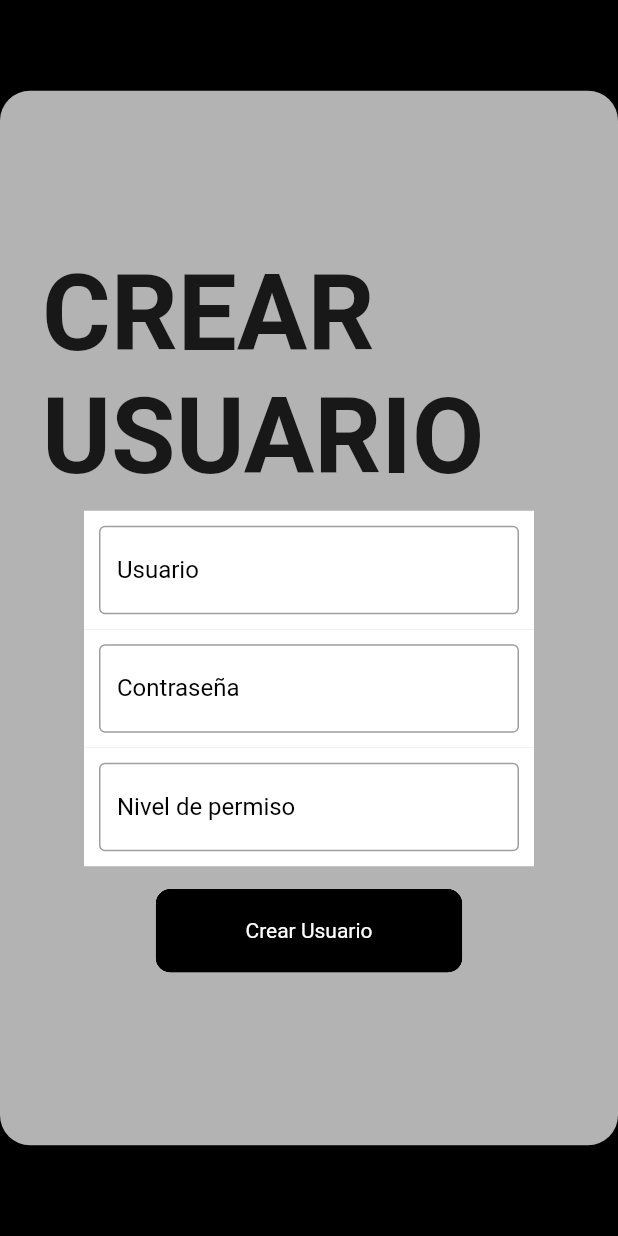
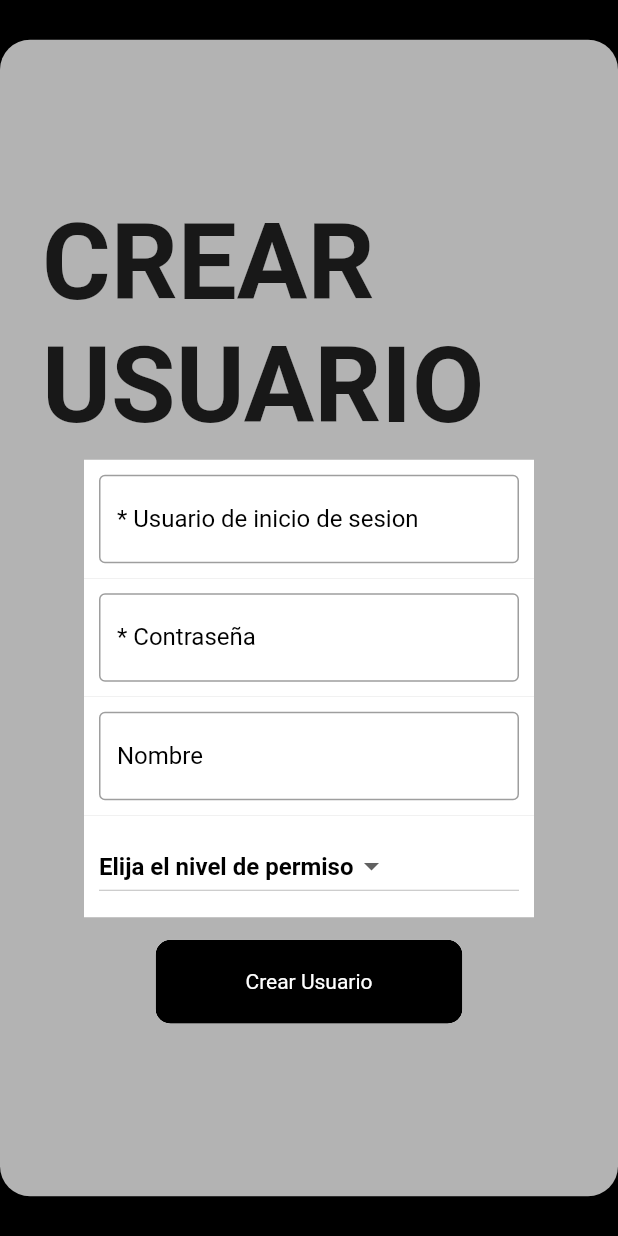
Before and after one commit to AleMancilla/taller-272-blog, a Flutter app: the CreateUserPage screen opened directly, on a phone screen of 412 x 824 dp. Run offline on Flutter 3.47's test engine with Material 2 defaults, Android fonts, the light colour scheme and no system bars; our stand-ins replace bloc, cloud_firestore, firebase_core, flutter_bloc, flutter_widget_from_html_core, shared_preferences; missing offline and left inert: fwfh_webview, status_alert, universal_html; accounts and stored records are empty; network calls fail.

Commit message:
style in pages

```diff
--- /dev/null
+++ b/lib/admin/presentation/widget/molecule/drop_down_list.dart
@@ -0,0 +1,50 @@
+import 'package:flutter/material.dart';
+
+class DropDownList extends StatefulWidget {
+  final TextEditingController controllerLevel;
+
+  const DropDownList({Key? key, required this.controllerLevel})
+      : super(key: key);
+  @override
+  _DropDownListState createState() => _DropDownListState();
+}
+
+class _DropDownListState extends State<DropDownList> {
+  String? _chosenValue;
+
+  @override
+  Widget build(BuildContext context) {
+    return Container(
+      color: Colors.white,
+      width: 300,
+      padding: const EdgeInsets.symmetric(horizontal: 10, vertical: 10),
+      child: DropdownButton<String>(
+        value: _chosenValue,
+        //elevation: 5,
+        style: const TextStyle(color: Colors.black),
+
+        items: <String>[
+          'ADMINISTRADOR',
+          'CREADOR',
+          'EDITOR',
+        ].map<DropdownMenuItem<String>>((String value) {
+          return DropdownMenuItem<String>(
+            value: value,
+            child: Text(value),
+          );
+        }).toList(),
+        hint: const Text(
+          "Elija el nivel de permiso",
+          style: TextStyle(
+              color: Colors.black, fontSize: 16, fontWeight: FontWeight.w600),
+        ),
+        onChanged: (String? value) {
+          setState(() {
+            _chosenValue = value;
+            widget.controllerLevel.text = value!;
+          });
+        },
+      ),
+    );
+  }
+}
--- a/lib/admin/presentation/widget/template/template_create_user.dart
+++ b/lib/admin/presentation/widget/template/template_create_user.dart
@@ -2,6 +2,7 @@ import 'package:blog_taller_base_de_datos/admin/data/models/user_model.dart';
 import 'package:blog_taller_base_de_datos/admin/presentation/widget/atom/atom_button_login.dart';
 import 'package:blog_taller_base_de_datos/admin/presentation/widget/atom/atom_input_text.dart';
 import 'package:blog_taller_base_de_datos/admin/presentation/widget/atom/atom_login_text.dart';
+import 'package:blog_taller_base_de_datos/admin/presentation/widget/molecule/drop_down_list.dart';
 import 'package:flutter/material.dart';
 
 class TemplateCreateUser extends StatelessWidget {
@@ -11,6 +12,7 @@ class TemplateCreateUser extends StatelessWidget {
 
   final TextEditingController controllerUser = TextEditingController();
   final TextEditingController controllerPass = TextEditingController();
+  final TextEditingController controllerName = TextEditingController();
   final TextEditingController controllerLevel = TextEditingController();
 
   @override
@@ -27,16 +29,21 @@ class TemplateCreateUser extends StatelessWidget {
           const AtomTextTitle(title: "CREAR USUARIO"),
           AtomInputText(
             controller: controllerUser,
-            labelText: 'Usuario',
+            labelText: '* Usuario de inicio de sesion ',
           ),
           AtomInputText(
             controller: controllerPass,
-            labelText: 'Contraseña',
+            labelText: '* Contraseña',
           ),
           AtomInputText(
-            controller: controllerLevel,
-            labelText: 'Nivel de permiso',
+            controller: controllerName,
+            labelText: 'Nombre',
           ),
+          // AtomInputText(
+          //   controller: controllerLevel,
+          //   labelText: '* Nivel de permiso',
+          // ),
+          DropDownList(controllerLevel: controllerLevel),
           AtomButtonGlobal(
             textButton: 'Crear Usuario',
             onTap: registerUser,
@@ -51,10 +58,13 @@ class TemplateCreateUser extends StatelessWidget {
       user: controllerUser.text,
       pass: controllerPass.text,
       level: controllerLevel.text,
+      name: controllerName.text,
+      activate: true,
     ));
 
     controllerUser.clear();
     controllerPass.clear();
     controllerLevel.clear();
+    controllerName.clear();
   }
 }
--- a/lib/article/data/datasource/create_article_firestore_datasource.dart
+++ b/lib/article/data/datasource/create_article_firestore_datasource.dart
@@ -11,7 +11,8 @@ class CreateArticleFirestoreDatasource {
       'description': articleModel.description, // 42
       'creationDate': FieldValue.serverTimestamp(),
       'actualizationDate': FieldValue.serverTimestamp(),
-      'collaborators': [],
+      'collaborators': articleModel.collaborators,
+      'importanceLevel': 1
     }).then((value) {
       print("article Added");
       // print(value);
--- a/lib/article/presentation/widgets/atom/atom_image.dart
+++ b/lib/article/presentation/widgets/atom/atom_image.dart
@@ -1,3 +1,5 @@
+import 'dart:math';
+
 import 'package:flutter/material.dart';
 
 class AtomImage extends StatelessWidget {
@@ -9,8 +11,8 @@ class AtomImage extends StatelessWidget {
     final size = MediaQuery.of(context).size;
     return SizedBox(
       // constraints: const BoxConstraints(maxHeight: 250),
-      width: size.width * 0.6,
-      height: size.width * 0.6,
+      width: min(size.width * 0.6, 450),
+      height: min(size.width * 0.6, 450),
       child: ClipRRect(
         borderRadius: BorderRadius.circular(20),
         child: Image.network(src, fit: BoxFit.cover),
--- a/lib/article/presentation/widgets/template/article_page_template.dart
+++ b/lib/article/presentation/widgets/template/article_page_template.dart
@@ -1,3 +1,5 @@
+import 'dart:math';
+
 import 'package:blog_taller_base_de_datos/article/data/models/article_model.dart';
 import 'package:blog_taller_base_de_datos/article/presentation/widgets/atom/atom_body_html.dart';
 import 'package:blog_taller_base_de_datos/article/presentation/widgets/atom/atom_image.dart';
@@ -12,6 +14,7 @@ class ArticlePageTemplate extends StatelessWidget {
 
   @override
   Widget build(BuildContext context) {
+    //       width: min(size.width, 900),
     return Container(
       padding: const EdgeInsets.only(top: 10, left: 50, right: 50, bottom: 10),
       margin: const EdgeInsets.only(top: 30, bottom: 30),
@@ -28,7 +31,7 @@ class ArticlePageTemplate extends StatelessWidget {
               child: AtomImage(src: article.imageURL),
             ),
             AtomTitle(title: article.title),
-            AtomBodyHTML(description: article.description)
+            AtomBodyHTML(description: article.description),
           ],
         ),
       ),
--- a/lib/core/constants/api_firebase_constant.dart
+++ b/lib/core/constants/api_firebase_constant.dart
@@ -1,4 +1,4 @@
 import 'package:cloud_firestore/cloud_firestore.dart';
 
-CollectionReference users = FirebaseFirestore.instance.collection('users');
+CollectionReference users = FirebaseFirestore.instance.collection('user');
 CollectionReference articles = FirebaseFirestore.instance.collection('article');
--- a/lib/main.dart
+++ b/lib/main.dart
@@ -44,8 +44,8 @@ class MyApp extends StatelessWidget {
     chargeDataUser(_userBlocProvider);
     return MaterialApp(
       title: 'Material App',
-      // home: CreateArticlePage(),
-      home: AdminPage(),
+      home: HomePage(),
+      // home: AdminPage(),
     );
   }
 
--- a/pubspec.yaml
+++ b/pubspec.yaml
@@ -41,6 +41,7 @@ dependencies:
 
   universal_html: ^2.0.8
   webviewx: ^0.2.1
+  url_launcher: ^6.1.5
   # generic_bloc_provider: ^2.1.1
 
   flutter_bloc: ^8.0.1
```
Also changed, not shown: lib/admin/data/datasource/create_user_firestore_datasource.dart (+8 -1 lines), lib/admin/presentation/pages/admin_page.dart (+11 -11 lines), lib/admin/presentation/pages/create_user_page.dart (+8 -3 lines), lib/article/presentation/pages/article_page.dart (+6 -1 lines), lib/article/presentation/widgets/atom/atom_body_html.dart (+11 -0 lines), lib/article/presentation/widgets/atom/atom_title.dart (+15 -4 lines), lib/article/presentation/widgets/template/template_create_article.dart (+12 -6 lines), pubspec.lock.
